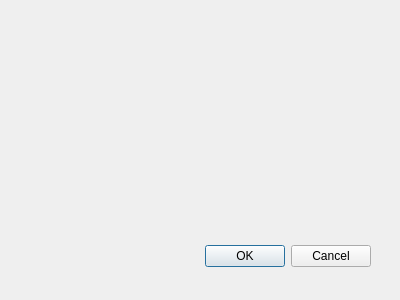
Old version of the form newappdialog.ui in the repository rsanjuan87/openWith.
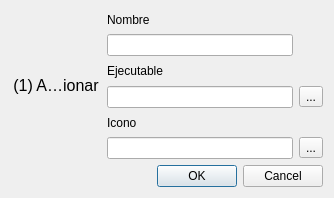
New version of the form. Icons and pictures are not drawn.

What changed in the file:
```diff
--- a/newappdialog.ui
+++ b/newappdialog.ui
@@ -8,29 +8,113 @@
    <rect>
     <x>0</x>
     <y>0</y>
-    <width>400</width>
-    <height>300</height>
+    <width>334</width>
+    <height>198</height>
    </rect>
   </property>
   <property name="windowTitle">
    <string>Dialog</string>
   </property>
-  <widget class="QDialogButtonBox" name="buttonBox">
-   <property name="geometry">
-    <rect>
-     <x>30</x>
-     <y>240</y>
-     <width>341</width>
-     <height>32</height>
-    </rect>
-   </property>
-   <property name="orientation">
-    <enum>Qt::Horizontal</enum>
-   </property>
-   <property name="standardButtons">
-    <set>QDialogButtonBox::Cancel|QDialogButtonBox::Ok</set>
-   </property>
-  </widget>
+  <layout class="QGridLayout" name="gridLayout">
+   <item row="4" column="1">
+    <widget class="QLabel" name="label_3">
+     <property name="text">
+      <string>Icono</string>
+     </property>
+    </widget>
+   </item>
+   <item row="0" column="1">
+    <widget class="QLabel" name="label">
+     <property name="text">
+      <string>Nombre</string>
+     </property>
+    </widget>
+   </item>
+   <item row="5" column="1">
+    <widget class="QLineEdit" name="lineEdit_3"/>
+   </item>
+   <item row="2" column="1">
+    <widget class="QLabel" name="label_2">
+     <property name="text">
+      <string>Ejecutable</string>
+     </property>
+    </widget>
+   </item>
+   <item row="3" column="1">
+    <widget class="QLineEdit" name="lineEdit_2"/>
+   </item>
+   <item row="3" column="2">
+    <widget class="QToolButton" name="toolButton">
+     <property name="text">
+      <string>...</string>
+     </property>
+    </widget>
+   </item>
+   <item row="1" column="1">
+    <widget class="QLineEdit" name="lineEdit"/>
+   </item>
+   <item row="5" column="2">
+    <widget class="QToolButton" name="toolButton_2">
+     <property name="text">
+      <string>...</string>
+     </property>
+    </widget>
+   </item>
+   <item row="0" column="0" rowspan="6">
+    <layout class="QVBoxLayout" name="verticalLayout">
+     <item>
+      <widget class="QToolButton" name="btn1">
+       <property name="minimumSize">
+        <size>
+         <width>90</width>
+         <height>90</height>
+        </size>
+       </property>
+       <property name="maximumSize">
+        <size>
+         <width>90</width>
+         <height>90</height>
+        </size>
+       </property>
+       <property name="font">
+        <font>
+         <pointsize>12</pointsize>
+        </font>
+       </property>
+       <property name="text">
+        <string>(1) Adicionar</string>
+       </property>
+       <property name="icon">
+        <iconset resource="imgs/imgs.qrc">
+         <normaloff>:/add.png</normaloff>:/add.png</iconset>
+       </property>
+       <property name="iconSize">
+        <size>
+         <width>64</width>
+         <height>64</height>
+        </size>
+       </property>
+       <property name="toolButtonStyle">
+        <enum>Qt::ToolButtonTextUnderIcon</enum>
+       </property>
+       <property name="autoRaise">
+        <bool>true</bool>
+       </property>
+      </widget>
+     </item>
+    </layout>
+   </item>
+   <item row="6" column="0" colspan="3">
+    <widget class="QDialogButtonBox" name="buttonBox">
+     <property name="orientation">
+      <enum>Qt::Horizontal</enum>
+     </property>
+     <property name="standardButtons">
+      <set>QDialogButtonBox::Cancel|QDialogButtonBox::Ok</set>
+     </property>
+    </widget>
+   </item>
+  </layout>
  </widget>
  <pixmapfunction/>
  <resources/>
```
Left out of the diff: 74 changed lines with no effect on the pictures.
